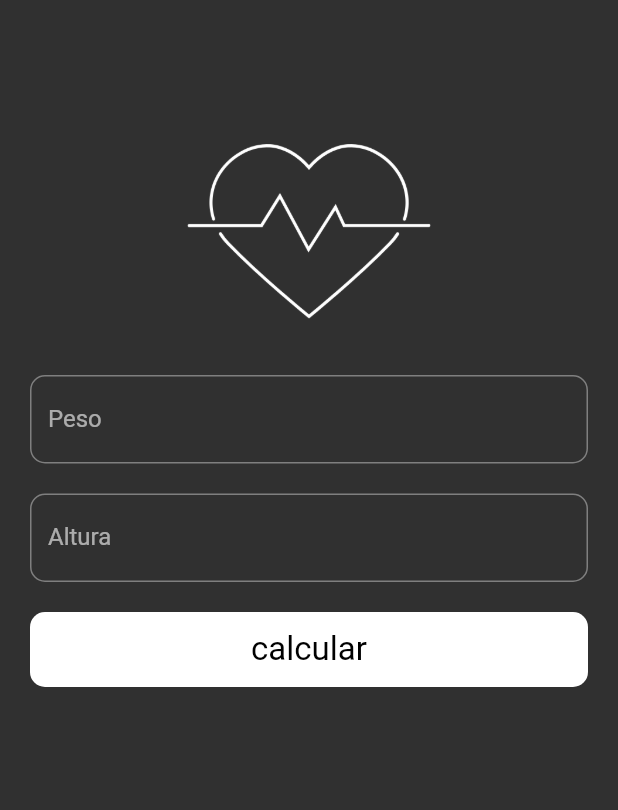
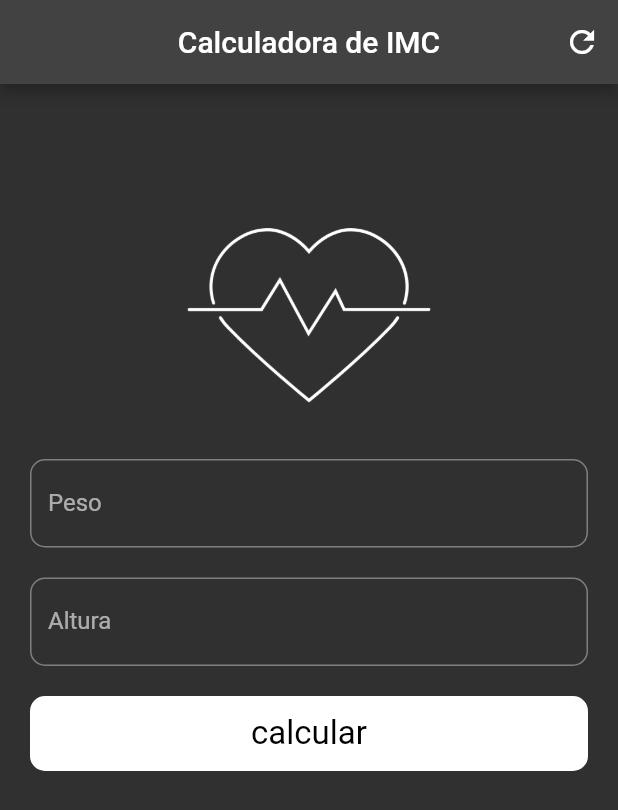
Before and after one commit to DevGomes78/FlutterIMC, a Flutter app: the PageImc screen opened directly, on a phone screen of 412 x 824 dp. Shown: the top 810 px of the screen. Run offline on Flutter 3.47's test engine with Material 2 defaults, Android fonts, the phone set to English and light mode, and no system bars.

Commit message:
inserido botao refresh

```diff
--- a/lib/pages/page_imc.dart
+++ b/lib/pages/page_imc.dart
@@ -18,7 +18,6 @@ class _PageImcState extends State<PageImc> {
     pesoController.text = '';
     alturaController.text = '';
     setState(() {
-      String _infoText = "Informe seus dados!";
       _formKey = GlobalKey<FormState>();
     });
   }
@@ -48,6 +47,18 @@ class _PageImcState extends State<PageImc> {
   @override
   Widget build(BuildContext context) {
     return Scaffold(
+      appBar: AppBar(
+        title: Text('Calculadora de IMC'),
+        centerTitle: true,
+        actions: [
+          IconButton(
+              onPressed: _resetcampos,
+              icon: Icon(
+                Icons.refresh,
+                color: Colors.white,
+              ))
+        ],
+      ),
       body: SingleChildScrollView(
         child: Padding(
           padding: const EdgeInsets.symmetric(horizontal: 20),
```
Also changed, not shown: lib/pages/home_page.dart (+2 -5 lines).
